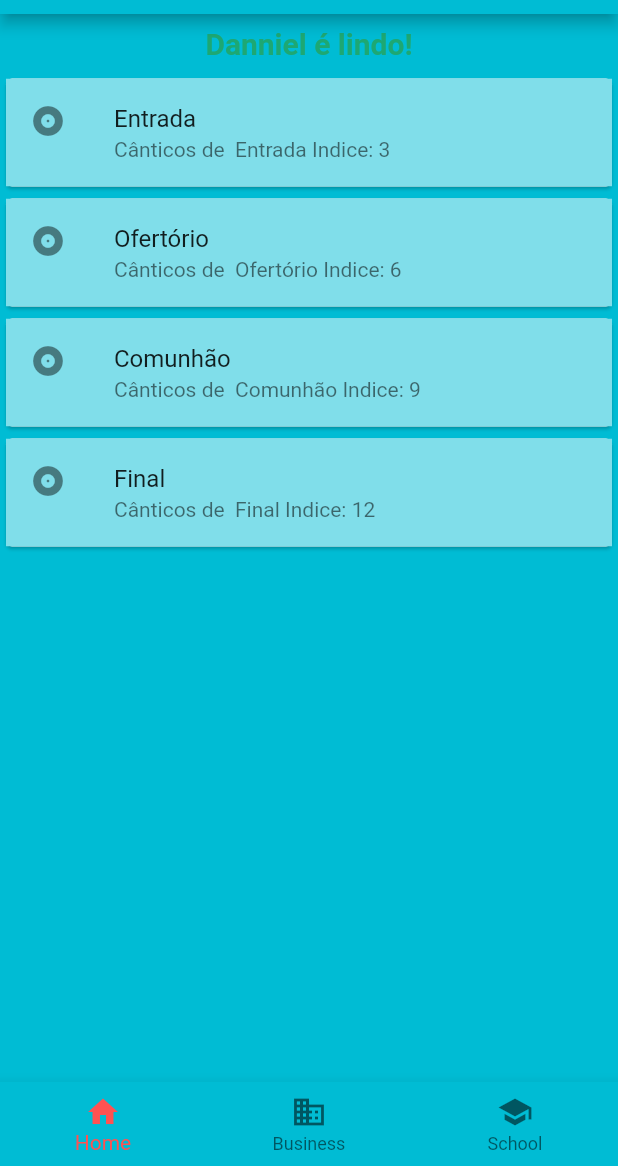
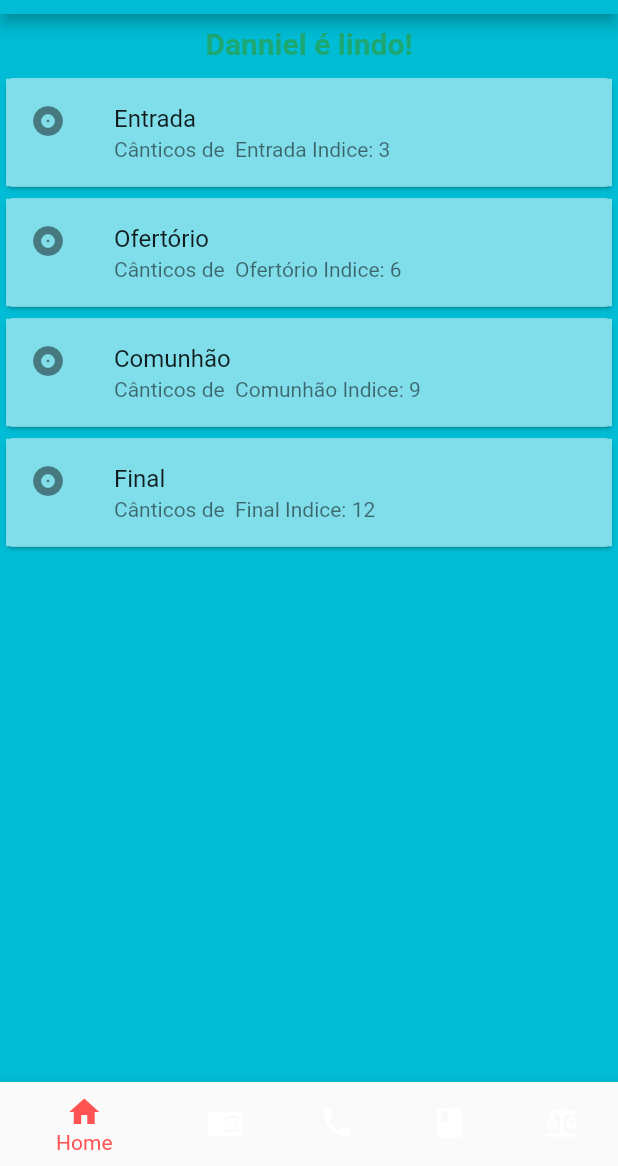
Before and after one commit to ddiasguto/mliturgica, a Flutter app: the screen it shows after launch, on a phone screen of 412 x 824 dp, the part 70-1236 px from its top. Run offline on Flutter 3.47's test engine with Material 2 defaults, Android fonts, the phone set to English and light mode, and no system bars.

Commit message:
adição das pages no main

```diff
--- a/lib/main.dart
+++ b/lib/main.dart
@@ -1,6 +1,10 @@
 import 'package:diasguto/components/home.dart';
+import 'package:diasguto/pages/catalogue_page.dart';
+import 'package:diasguto/pages/contact_page.dart';
+import 'package:diasguto/pages/sheet_page.dart';
 import 'package:flutter/material.dart';
 
+import 'pages/politic_page.dart';
 void main() => runApp(const MyApp());
 
 class MyApp extends StatelessWidget {
@@ -30,14 +34,10 @@ class _MyStatefulWidgetState extends State<MyStatefulWidget> {
       TextStyle(fontSize: 30, fontWeight: FontWeight.bold);
   static const List<Widget> _widgetOptions = <Widget>[
     Home(),
-    Text(
-      'Index 1: Business',
-      style: optionStyle,
-    ),
-    Text(
-      'Index 2: School',
-      style: optionStyle,
-    ),
+    SheetPage(),
+    CataloguePage(),
+    ContactPage(),
+    PoliticPage(),
   ];
 
   void _onItemTapped(int index) {
@@ -67,12 +67,20 @@ class _MyStatefulWidgetState extends State<MyStatefulWidget> {
             label: 'Home',
           ),
           BottomNavigationBarItem(
-            icon: Icon(Icons.business),
-            label: 'Business',
+            icon: Icon(Icons.menu_book),
+            label: 'Partitura',
           ),
           BottomNavigationBarItem(
-            icon: Icon(Icons.school),
-            label: 'School',
+            icon: Icon(Icons.phone),
+            label: 'Contato',
+          ),
+          BottomNavigationBarItem(
+            icon: Icon(Icons.book),
+            label: 'Catálogo',
+          ),
+          BottomNavigationBarItem(
+            icon: Icon(Icons.balance),
+            label: 'Politica',
           ),
         ],
         currentIndex: _selectedIndex,
```
